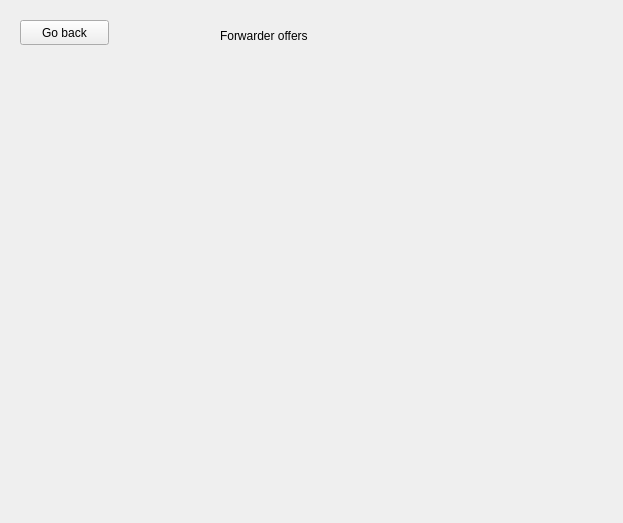
This is sdi_app/gui/menu_owner.ui in FratiaXd/SDI as Qt 5 draws it before an edit. The edited form follows.
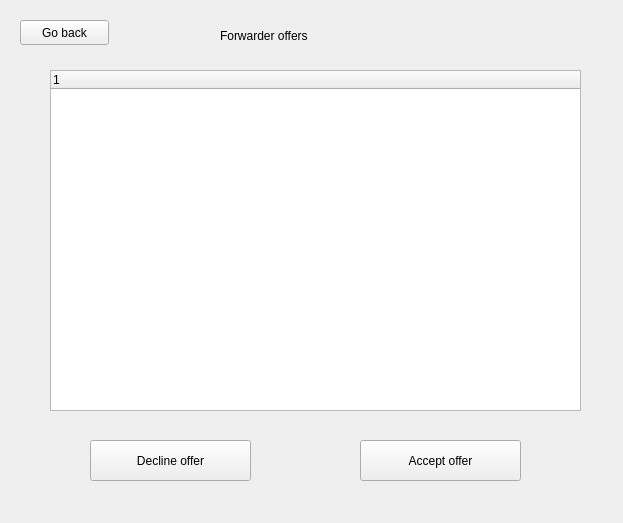
This is the edited form. The open tabs and pages were chosen to show the change.

Commit message: owner receiving offer from forwarder done

```diff
--- a/sdi_app/gui/menu_owner.ui
+++ b/sdi_app/gui/menu_owner.ui
@@ -256,6 +256,47 @@
       <string>Go back</string>
      </property>
     </widget>
+    <widget class="QTreeWidget" name="treeWidget_2">
+     <property name="geometry">
+      <rect>
+       <x>50</x>
+       <y>70</y>
+       <width>531</width>
+       <height>341</height>
+      </rect>
+     </property>
+     <column>
+      <property name="text">
+       <string notr="true">1</string>
+      </property>
+     </column>
+    </widget>
+    <widget class="QPushButton" name="pushButton_10">
+     <property name="geometry">
+      <rect>
+       <x>90</x>
+       <y>440</y>
+       <width>161</width>
+       <height>41</height>
+      </rect>
+     </property>
+     <property name="text">
+      <string>Decline offer</string>
+     </property>
+    </widget>
+    <widget class="QPushButton" name="pushButton_11">
+     <property name="geometry">
+      <rect>
+       <x>360</x>
+       <y>440</y>
+       <width>161</width>
+       <height>41</height>
+      </rect>
+     </property>
+     <property name="text">
+      <string>Accept offer</string>
+     </property>
+    </widget>
    </widget>
    <widget class="QWidget" name="page_4">
     <widget class="QLabel" name="label_5">
```
The commit also changes 5 other files.
